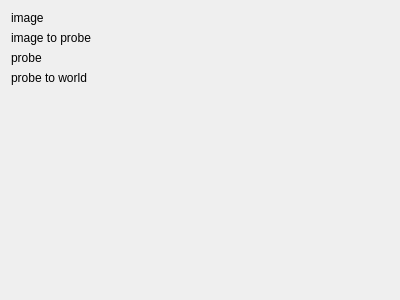
Before: the Qt Designer form Code/Gui/MITK/Plugins/uk.ac.ucl.cmic.igitrackedpointer/src/internal/TrackedPointerView.ui in NifTK/NifTK, drawn with Qt 5.
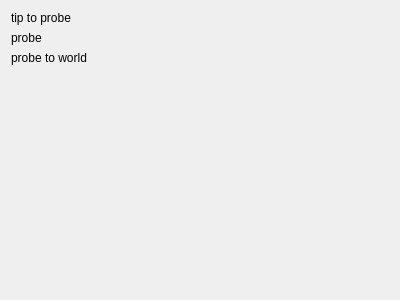
After: the same form once the commit is applied. Custom widgets are drawn as their Qt base class.

Commit message: Bug #2191: Add Tracked Pointer plugin tests

The edit to the form file:
```diff
--- a/Code/Gui/MITK/Plugins/uk.ac.ucl.cmic.igitrackedpointer/src/internal/TrackedPointerView.ui
+++ b/Code/Gui/MITK/Plugins/uk.ac.ucl.cmic.igitrackedpointer/src/internal/TrackedPointerView.ui
@@ -27,7 +27,7 @@
           </sizepolicy>
          </property>
          <property name="text">
-          <string>image</string>
+          <string>tip to probe</string>
          </property>
         </widget>
        </item>
@@ -35,23 +35,7 @@
         <widget class="QmitkDataStorageComboBox" name="m_ImageNode" native="true"/>
        </item>
        <item row="1" column="0">
-        <widget class="QLabel" name="m_ImageToProbeLabel">
-         <property name="sizePolicy">
-          <sizepolicy hsizetype="Fixed" vsizetype="Preferred">
-           <horstretch>0</horstretch>
-           <verstretch>0</verstretch>
-          </sizepolicy>
-         </property>
-         <property name="text">
-          <string>image to probe</string>
-         </property>
-        </widget>
-       </item>
-       <item row="1" column="1">
-        <widget class="ctkPathLineEdit" name="m_ImageToProbeCalibrationFile" native="true"/>
-       </item>
-       <item row="2" column="0">
-        <widget class="QLabel" name="m_ProbeLabel">
+        <widget class="QLabel" name="m_ProbeSurfaceLabel">
          <property name="sizePolicy">
           <sizepolicy hsizetype="Fixed" vsizetype="Preferred">
            <horstretch>0</horstretch>
@@ -63,10 +47,10 @@
          </property>
         </widget>
        </item>
-       <item row="2" column="1">
+       <item row="1" column="1">
         <widget class="QmitkDataStorageComboBox" name="m_ProbeSurfaceNode" native="true"/>
        </item>
-       <item row="3" column="0">
+       <item row="2" column="0">
         <widget class="QLabel" name="m_ProbeToWorldLabel">
          <property name="sizePolicy">
           <sizepolicy hsizetype="Fixed" vsizetype="Preferred">
@@ -79,7 +63,7 @@
          </property>
         </widget>
        </item>
-       <item row="3" column="1">
+       <item row="2" column="1">
         <widget class="QmitkDataStorageComboBox" name="m_ProbeToWorldNode" native="true"/>
        </item>
       </layout>
```
Left out of the diff: 4 changed lines with no effect on the pictures. The commit also changes 17 other files.
